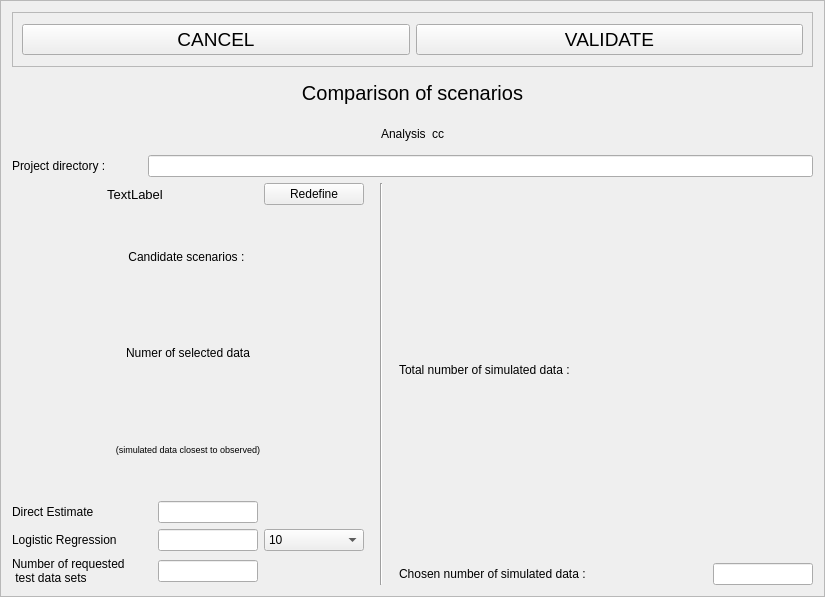
cbgp/diyabc, file python_interface/uis/setupComparisonConfidence.ui: the form before one commit.
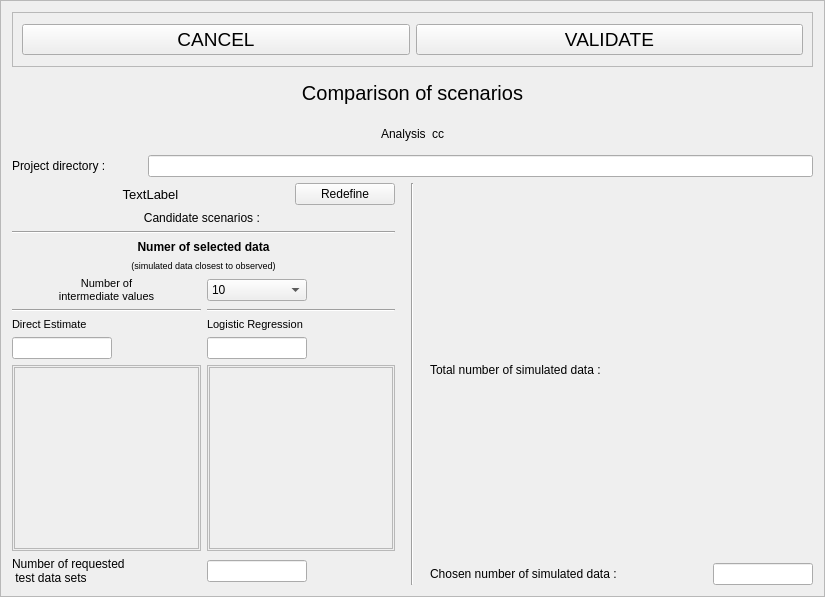
The form after the commit.

Commit message: annonce des valeurs pour logreg et DE dans confidence et comparaison

What changed in the file:
```diff
--- a/python_interface/uis/setupComparisonConfidence.ui
+++ b/python_interface/uis/setupComparisonConfidence.ui
@@ -272,6 +272,12 @@
        </item>
        <item>
         <widget class="QLabel" name="candidateLabel">
+         <property name="font">
+          <font>
+           <weight>50</weight>
+           <bold>false</bold>
+          </font>
+         </property>
          <property name="text">
           <string>Candidate scenarios : </string>
          </property>
@@ -280,8 +286,21 @@
          </property>
         </widget>
        </item>
+       <item>
+        <widget class="Line" name="line_4">
+         <property name="orientation">
+          <enum>Qt::Horizontal</enum>
+         </property>
+        </widget>
+       </item>
        <item>
         <widget class="QLabel" name="nosdTitleLabel">
+         <property name="font">
+          <font>
+           <weight>75</weight>
+           <bold>true</bold>
+          </font>
+         </property>
          <property name="text">
           <string>Numer of selected data</string>
          </property>
@@ -307,7 +326,7 @@
        </item>
        <item>
         <layout class="QGridLayout" name="gridLayout_2">
-         <item row="0" column="0">
+         <item row="3" column="0">
           <widget class="QLabel" name="deTitleLabel">
            <property name="minimumSize">
             <size>
@@ -321,48 +340,29 @@
              <height>16777215</height>
             </size>
            </property>
+           <property name="font">
+            <font>
+             <pointsize>8</pointsize>
+            </font>
+           </property>
            <property name="text">
             <string>Direct Estimate</string>
            </property>
-          </widget>
-         </item>
-         <item row="0" column="1" colspan="2">
-          <widget class="QLineEdit" name="deEdit">
-           <property name="minimumSize">
-            <size>
-             <width>100</width>
-             <height>0</height>
-            </size>
+           <property name="alignment">
+            <set>Qt::AlignLeading|Qt::AlignLeft|Qt::AlignVCenter</set>
            </property>
-           <property name="maximumSize">
-            <size>
-             <width>100</width>
-             <height>16777215</height>
-            </size>
-           </property>
           </widget>
          </item>
-         <item row="1" column="0">
-          <widget class="QLabel" name="lrTitleLabel">
-           <property name="minimumSize">
-            <size>
-             <width>140</width>
-             <height>0</height>
-            </size>
-           </property>
-           <property name="maximumSize">
-            <size>
-             <width>140</width>
-             <height>16777215</height>
-            </size>
-           </property>
+         <item row="7" column="0">
+          <widget class="QLabel" name="notdsLabel">
            <property name="text">
-            <string>Logistic Regression</string>
+            <string>Number of requested
+ test data sets</string>
            </property>
           </widget>
          </item>
-         <item row="1" column="1">
-          <widget class="QLineEdit" name="lrEdit">
+         <item row="7" column="1">
+          <widget class="QLineEdit" name="notdsEdit">
            <property name="minimumSize">
             <size>
              <width>100</width>
@@ -377,7 +377,7 @@
            </property>
           </widget>
          </item>
-         <item row="1" column="2">
+         <item row="0" column="1">
           <widget class="QComboBox" name="numRegCombo">
            <property name="minimumSize">
             <size>
@@ -451,16 +451,54 @@
            </item>
           </widget>
          </item>
-         <item row="2" column="0">
-          <widget class="QLabel" name="notdsLabel">
+         <item row="4" column="0">
+          <widget class="QLineEdit" name="deEdit">
+           <property name="minimumSize">
+            <size>
+             <width>100</width>
+             <height>0</height>
+            </size>
+           </property>
+           <property name="maximumSize">
+            <size>
+             <width>100</width>
+             <height>16777215</height>
+            </size>
+           </property>
+           <property name="alignment">
+            <set>Qt::AlignCenter</set>
+           </property>
+          </widget>
+         </item>
+         <item row="3" column="1">
+          <widget class="QLabel" name="lrTitleLabel">
+           <property name="minimumSize">
+            <size>
+             <width>140</width>
+             <height>0</height>
+            </size>
+           </property>
+           <property name="maximumSize">
+            <size>
+             <width>140</width>
+             <height>16777215</height>
+            </size>
+           </property>
+           <property name="font">
+            <font>
+             <pointsize>8</pointsize>
+            </font>
+           </property>
            <property name="text">
-            <string>Number of requested
- test data sets</string>
+            <string>Logistic Regression</string>
            </property>
+           <property name="alignment">
+            <set>Qt::AlignLeading|Qt::AlignLeft|Qt::AlignVCenter</set>
+           </property>
           </widget>
          </item>
-         <item row="2" column="1">
-          <widget class="QLineEdit" name="notdsEdit">
+         <item row="4" column="1">
+          <widget class="QLineEdit" name="lrEdit">
            <property name="minimumSize">
             <size>
              <width>100</width>
@@ -472,6 +510,171 @@
              <width>100</width>
              <height>16777215</height>
             </size>
+           </property>
+           <property name="alignment">
+            <set>Qt::AlignCenter</set>
+           </property>
+          </widget>
+         </item>
+         <item row="0" column="0">
+          <widget class="QLabel" name="label_2">
+           <property name="font">
+            <font>
+             <pointsize>8</pointsize>
+            </font>
+           </property>
+           <property name="text">
+            <string>Number of 
+intermediate values</string>
+           </property>
+           <property name="alignment">
+            <set>Qt::AlignCenter</set>
+           </property>
+          </widget>
+         </item>
+         <item row="5" column="0">
+          <widget class="QFrame" name="deValuesFrame">
+           <property name="sizePolicy">
+            <sizepolicy hsizetype="Preferred" vsizetype="Preferred">
+             <horstretch>0</horstretch>
+             <verstretch>0</verstretch>
+            </sizepolicy>
+           </property>
+           <property name="minimumSize">
+            <size>
+             <width>0</width>
+             <height>0</height>
+            </size>
+           </property>
+           <property name="frameShape">
+            <enum>QFrame::StyledPanel</enum>
+           </property>
+           <property name="frameShadow">
+            <enum>QFrame::Raised</enum>
+           </property>
+           <layout class="QVBoxLayout" name="verticalLayout_3">
+            <property name="spacing">
+             <number>1</number>
+            </property>
+            <property name="margin">
+             <number>1</number>
+            </property>
+            <item>
+             <widget class="QScrollArea" name="scrollArea">
+              <property name="sizePolicy">
+               <sizepolicy hsizetype="Expanding" vsizetype="Expanding">
+                <horstretch>0</horstretch>
+                <verstretch>0</verstretch>
+               </sizepolicy>
+              </property>
+              <property name="minimumSize">
+               <size>
+                <width>0</width>
+                <height>0</height>
+               </size>
+              </property>
+              <property name="maximumSize">
+               <size>
+                <width>16777215</width>
+                <height>250</height>
+               </size>
+              </property>
+              <property name="widgetResizable">
+               <bool>true</bool>
+              </property>
+              <widget class="QWidget" name="scrollAreaWidgetContents">
+               <property name="geometry">
+                <rect>
+                 <x>0</x>
+                 <y>0</y>
+                 <width>177</width>
+                 <height>162</height>
+                </rect>
+               </property>
+               <layout class="QVBoxLayout" name="deValLayout"/>
+              </widget>
+             </widget>
+            </item>
+           </layout>
+          </widget>
+         </item>
+         <item row="5" column="1">
+          <widget class="QFrame" name="lrValuesFrame">
+           <property name="sizePolicy">
+            <sizepolicy hsizetype="Preferred" vsizetype="Preferred">
+             <horstretch>0</horstretch>
+             <verstretch>0</verstretch>
+            </sizepolicy>
+           </property>
+           <property name="minimumSize">
+            <size>
+             <width>0</width>
+             <height>0</height>
+            </size>
+           </property>
+           <property name="frameShape">
+            <enum>QFrame::StyledPanel</enum>
+           </property>
+           <property name="frameShadow">
+            <enum>QFrame::Raised</enum>
+           </property>
+           <layout class="QVBoxLayout" name="verticalLayout_4">
+            <property name="spacing">
+             <number>1</number>
+            </property>
+            <property name="margin">
+             <number>1</number>
+            </property>
+            <item>
+             <widget class="QScrollArea" name="scrollArea_2">
+              <property name="sizePolicy">
+               <sizepolicy hsizetype="Expanding" vsizetype="Expanding">
+                <horstretch>0</horstretch>
+                <verstretch>0</verstretch>
+               </sizepolicy>
+              </property>
+              <property name="minimumSize">
+               <size>
+                <width>0</width>
+                <height>0</height>
+               </size>
+              </property>
+              <property name="maximumSize">
+               <size>
+                <width>16777215</width>
+                <height>250</height>
+               </size>
+              </property>
+              <property name="widgetResizable">
+               <bool>true</bool>
+              </property>
+              <widget class="QWidget" name="scrollAreaWidgetContents_2">
+               <property name="geometry">
+                <rect>
+                 <x>0</x>
+                 <y>0</y>
+                 <width>177</width>
+                 <height>162</height>
+                </rect>
+               </property>
+               <layout class="QVBoxLayout" name="lrValLayout"/>
+              </widget>
+             </widget>
+            </item>
+           </layout>
+          </widget>
+         </item>
+         <item row="1" column="1">
+          <widget class="Line" name="line_3">
+           <property name="orientation">
+            <enum>Qt::Horizontal</enum>
+           </property>
+          </widget>
+         </item>
+         <item row="1" column="0">
+          <widget class="Line" name="line_2">
+           <property name="orientation">
+            <enum>Qt::Horizontal</enum>
            </property>
           </widget>
          </item>
```
Left out of the diff: 14 changed lines with no effect on the pictures. The commit also changes 1 other file.
